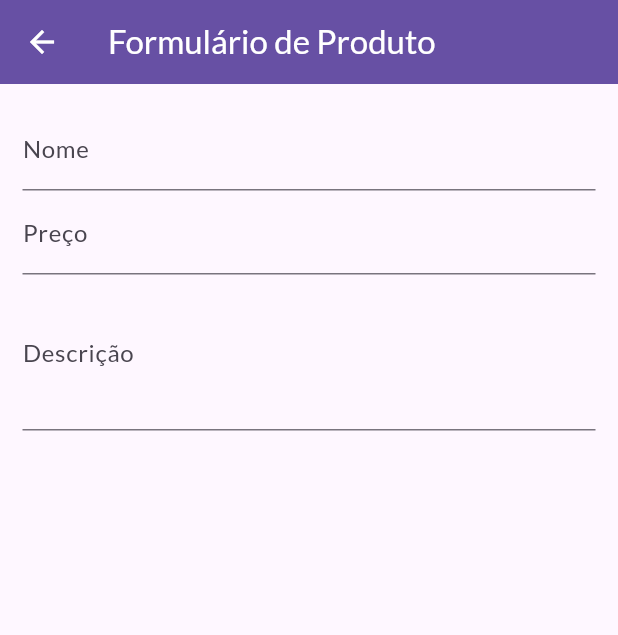
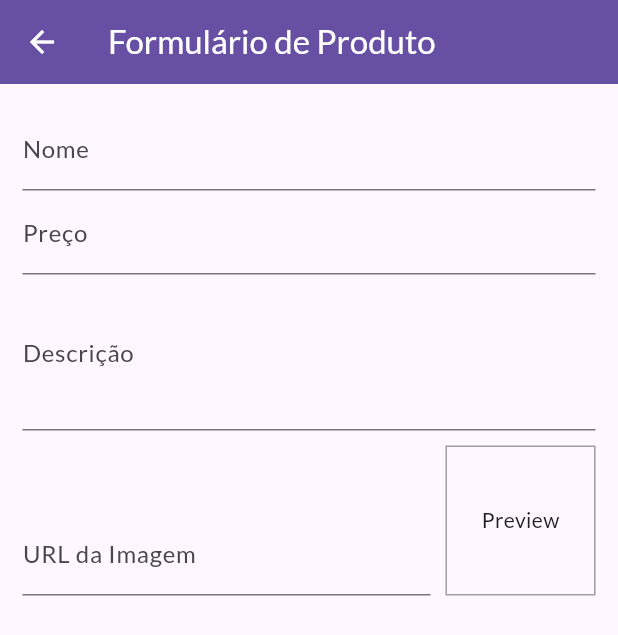
Before and after one commit to danilofreeire/minha-loja, a Flutter app: the ProductFormView screen opened by its route, on a phone screen of 412 x 824 dp. Shown: the top 635 px of the screen. Run offline on Flutter 3.47's test engine with Material 3 defaults, Android fonts, the phone set to English and light mode, and no system bars; network calls fail.

Commit message:
Campo de Entrada de URL

```diff
--- a/lib/views/product_form_view.dart
+++ b/lib/views/product_form_view.dart
@@ -8,18 +8,34 @@ class ProductFormView extends StatefulWidget {
 }
 
 class _ProductFormViewState extends State<ProductFormView> {
-  @override
-  Widget build(BuildContext context) {
   final _priceFocus = FocusNode();
   final _descriptionFocus = FocusNode();
+
+  final _imageUrlFocus = FocusNode();
+  final _imageUrlController = TextEditingController();
+
+  @override
+  void initState() {
+    super.initState();
+    _imageUrlFocus.addListener(updateImage);
+  }
 
   @override
   void dispose() {
     super.dispose();
     _priceFocus.dispose();
     _descriptionFocus.dispose();
+
+    _imageUrlFocus.removeListener(updateImage);
+    _imageUrlFocus.dispose();
   }
 
+  void updateImage() {
+    setState(() {});
+  }
+
+  @override
+  Widget build(BuildContext context) {
     return Scaffold(
       appBar: AppBar(
         title: const Text('Formulário de Produto'),
@@ -55,6 +71,39 @@ class _ProductFormViewState extends State<ProductFormView> {
                 keyboardType: TextInputType.multiline,
                 maxLines: 3,
               ),
+              Row(
+                mainAxisAlignment: MainAxisAlignment.spaceBetween,
+                crossAxisAlignment: CrossAxisAlignment.end,
+                children: [
+                  Expanded(
+                    child: TextFormField(
+                      decoration: InputDecoration(labelText: 'URL da Imagem'),
+                      textInputAction: TextInputAction.done,
+                      focusNode: _imageUrlFocus,
+                      keyboardType: TextInputType.url,
+                      controller: _imageUrlController,
+                    ),
+                  ),
+                  Container(
+                    width: 100,
+                    height: 100,
+                    margin: const EdgeInsets.only(top: 10, left: 10),
+                    decoration: BoxDecoration(
+                      border: Border.all(color: Colors.grey, width: 1),
+                    ),
+                    alignment: Alignment.center,
+                    child:
+                        _imageUrlController.text.isEmpty
+                            ? Text('Preview')
+                            : FittedBox(
+                              child: Image.network(
+                                _imageUrlController.text,
+                                fit: BoxFit.cover,
+                              ),
+                            ),
+                  ),
+                ],
+              ),
             ],
           ),
         ),
```
Lines whose indentation alone changed are shown as unchanged.
